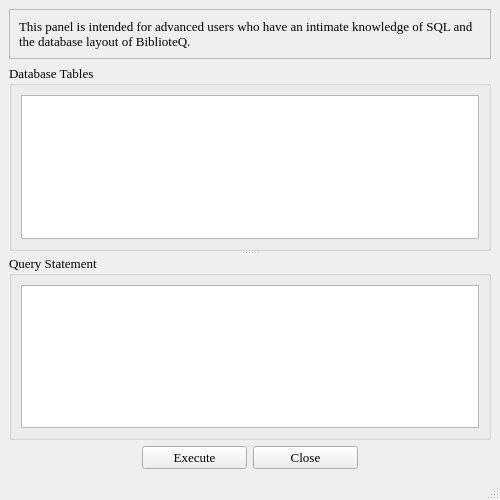
This is customquery.ui in textbrowser/biblioteq as Qt 5 draws it before an edit. The edited form follows.
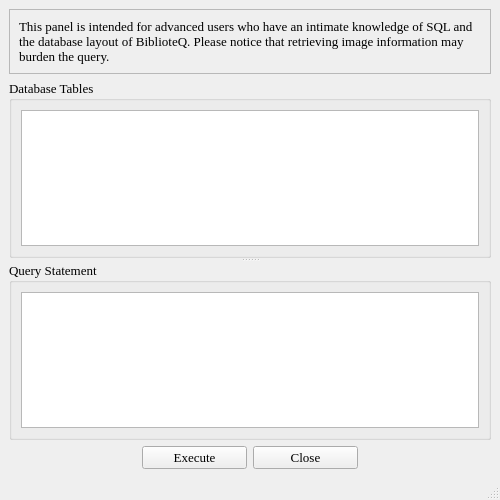
This is the edited form. Icons and pictures are not drawn.

Commit message: Completed item request support.

What changed in the file:
```diff
--- a/customquery.ui
+++ b/customquery.ui
@@ -38,7 +38,7 @@
        <item>
         <widget class="QLabel" name="label" >
          <property name="text" >
-          <string>This panel is intended for advanced users who have an intimate knowledge of SQL and the database layout of BiblioteQ.</string>
+          <string>This panel is intended for advanced users who have an intimate knowledge of SQL and the database layout of BiblioteQ. Please notice that retrieving image information may burden the query.</string>
          </property>
          <property name="wordWrap" >
           <bool>true</bool>
```
The commit also changes 1 other file.
